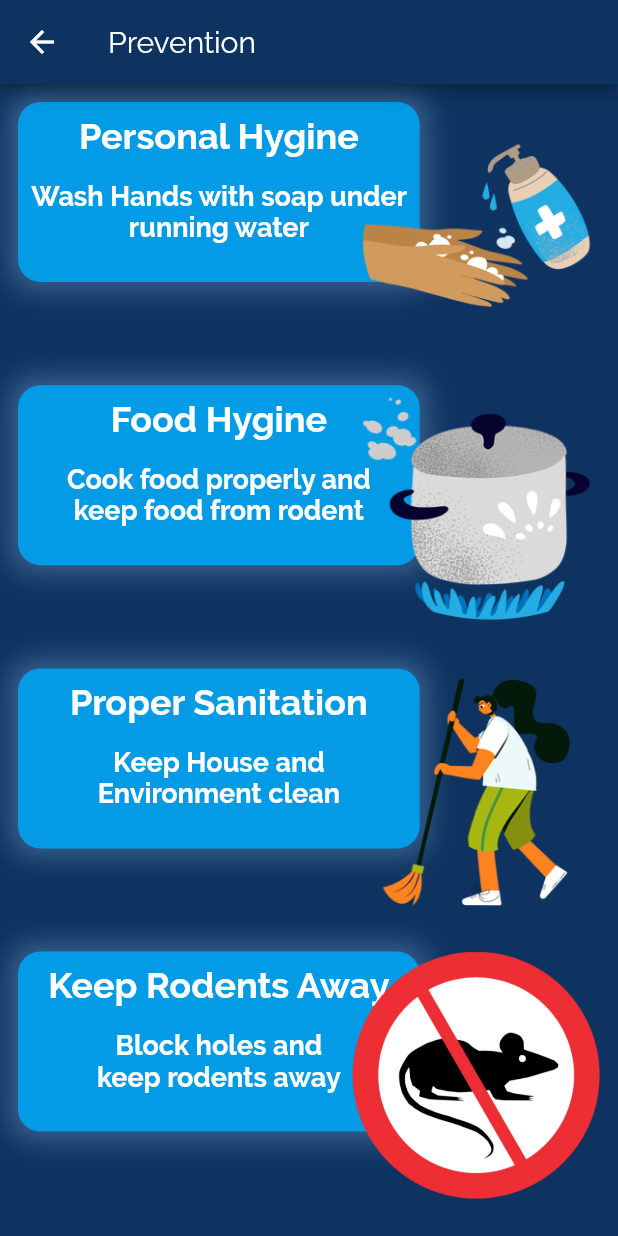
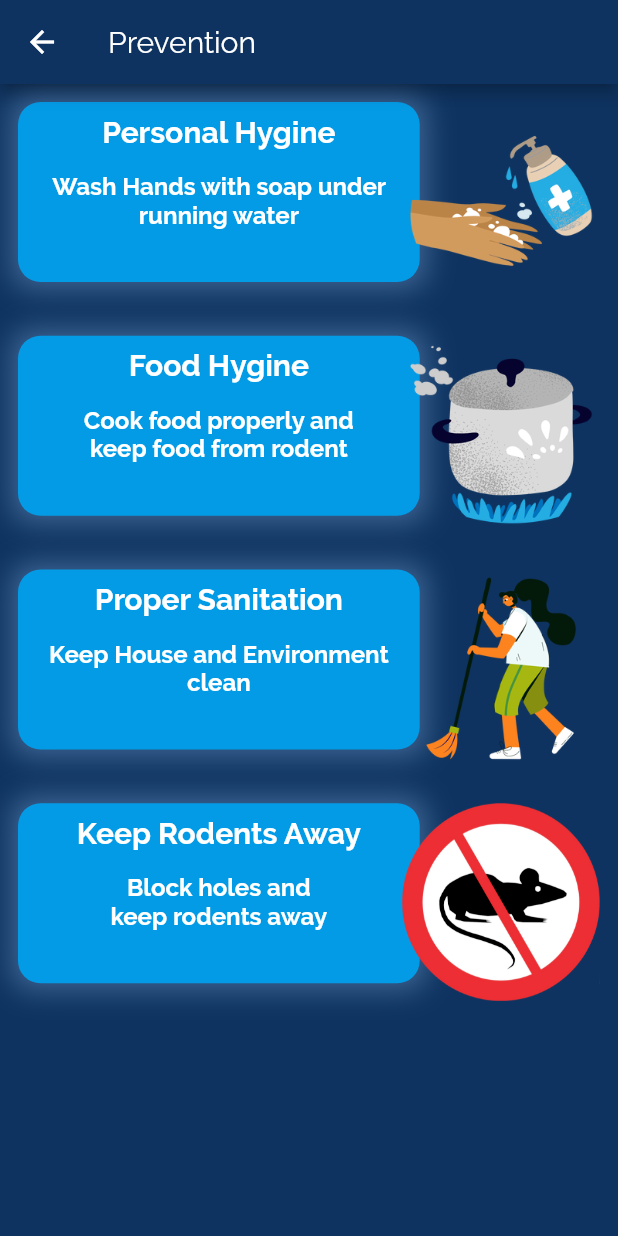
Before and after one commit to aloRanking/lassa_fever_diagnostic_system, a Flutter app: the PreventionScreen screen opened directly, on a phone screen of 412 x 824 dp. Run offline on Flutter 3.47's test engine with Material 2 defaults, Android fonts, the phone set to English and light mode, and no system bars; our stand-ins replace bloc, dio, equatable, flutter_bloc, flutter_secure_storage, simple_animations; accounts and stored records are empty.

Commit message:
change font and image siae

```diff
--- a/lib/screens/prevention_screen.dart
+++ b/lib/screens/prevention_screen.dart
@@ -107,7 +107,7 @@ class PreventionCard extends StatelessWidget {
                   child: Text(
                     titleText,
                     style: TextStyle(
-                      fontSize: 24,
+                      fontSize: 20,
                       fontWeight: FontWeight.bold,
                       color: Colors.white
                     ),
@@ -121,7 +121,7 @@ class PreventionCard extends StatelessWidget {
                     textAlign: TextAlign.center,
                     style: TextStyle(
                       color: Colors.white,
-                      fontSize: 18,
+                      fontSize: 16,
                       fontWeight: FontWeight.w600,
                     ),
                   ),
@@ -136,7 +136,7 @@ class PreventionCard extends StatelessWidget {
 
 
                     child: Image.asset(imageLink,
-                    height: screenHeight*0.20,
+                    height: screenHeight*0.16,
                ),
          )
 
```
